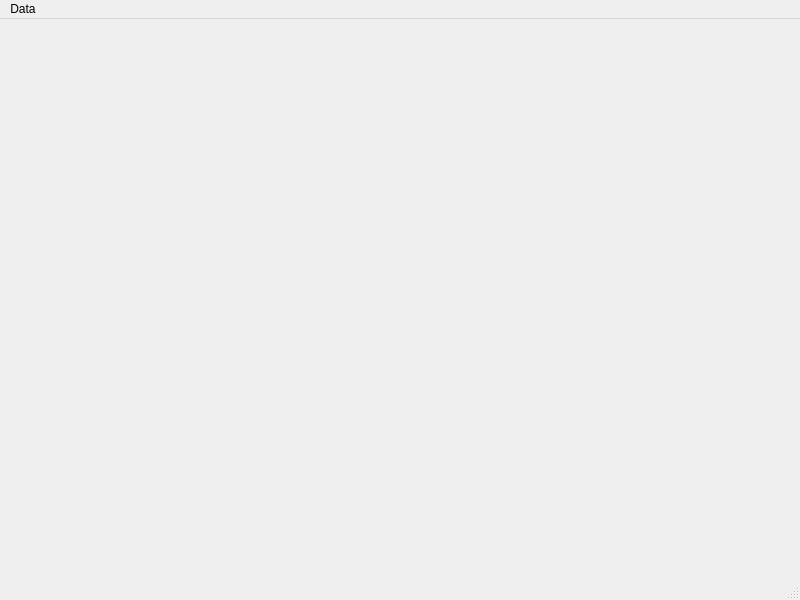
First picture: the form in myui.ui, repository sepxxx/P6, before the edit.
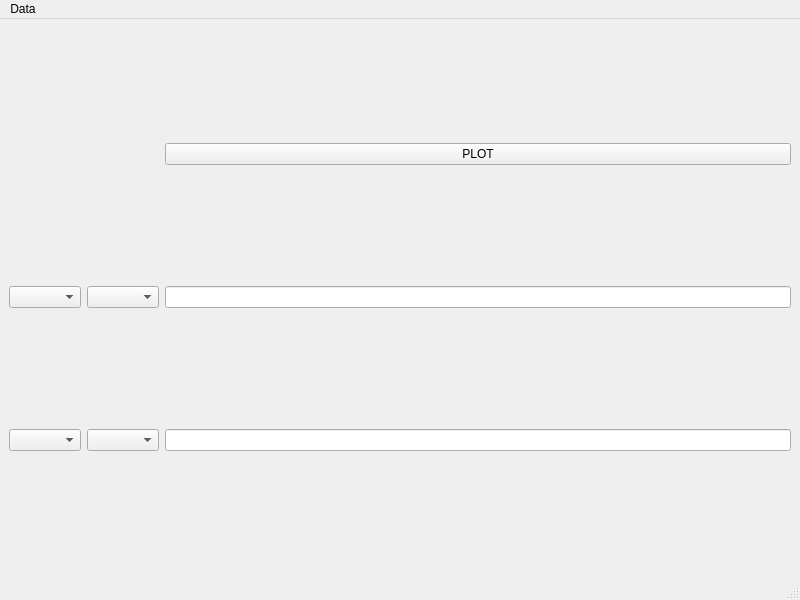
Second picture: the form after the edit.

```diff
--- a/myui.ui
+++ b/myui.ui
@@ -20,7 +20,33 @@
    <string>MainWindow</string>
   </property>
   <widget class="QWidget" name="centralwidget">
-   <layout class="QGridLayout" name="gridLayout_4"/>
+   <layout class="QGridLayout" name="gridLayout_4">
+    <item row="0" column="2">
+     <widget class="QPushButton" name="pushButton">
+      <property name="text">
+       <string>PLOT</string>
+      </property>
+     </widget>
+    </item>
+    <item row="2" column="2">
+     <widget class="QLineEdit" name="lineEdit"/>
+    </item>
+    <item row="1" column="0">
+     <widget class="QComboBox" name="comboBox_3"/>
+    </item>
+    <item row="1" column="1">
+     <widget class="QComboBox" name="comboBox"/>
+    </item>
+    <item row="2" column="1">
+     <widget class="QComboBox" name="comboBox_2"/>
+    </item>
+    <item row="2" column="0">
+     <widget class="QComboBox" name="comboBox_4"/>
+    </item>
+    <item row="1" column="2">
+     <widget class="QLineEdit" name="lineEdit_2"/>
+    </item>
+   </layout>
   </widget>
   <widget class="QMenuBar" name="menubar">
    <property name="geometry">
```
